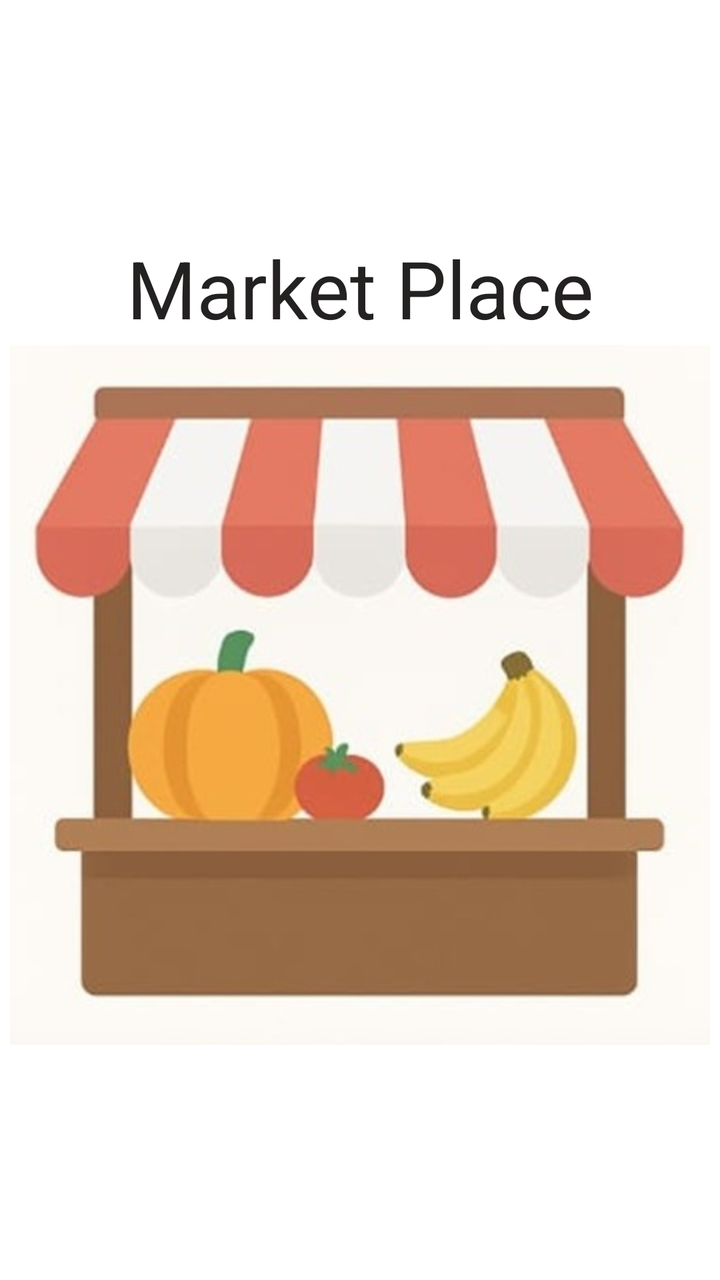
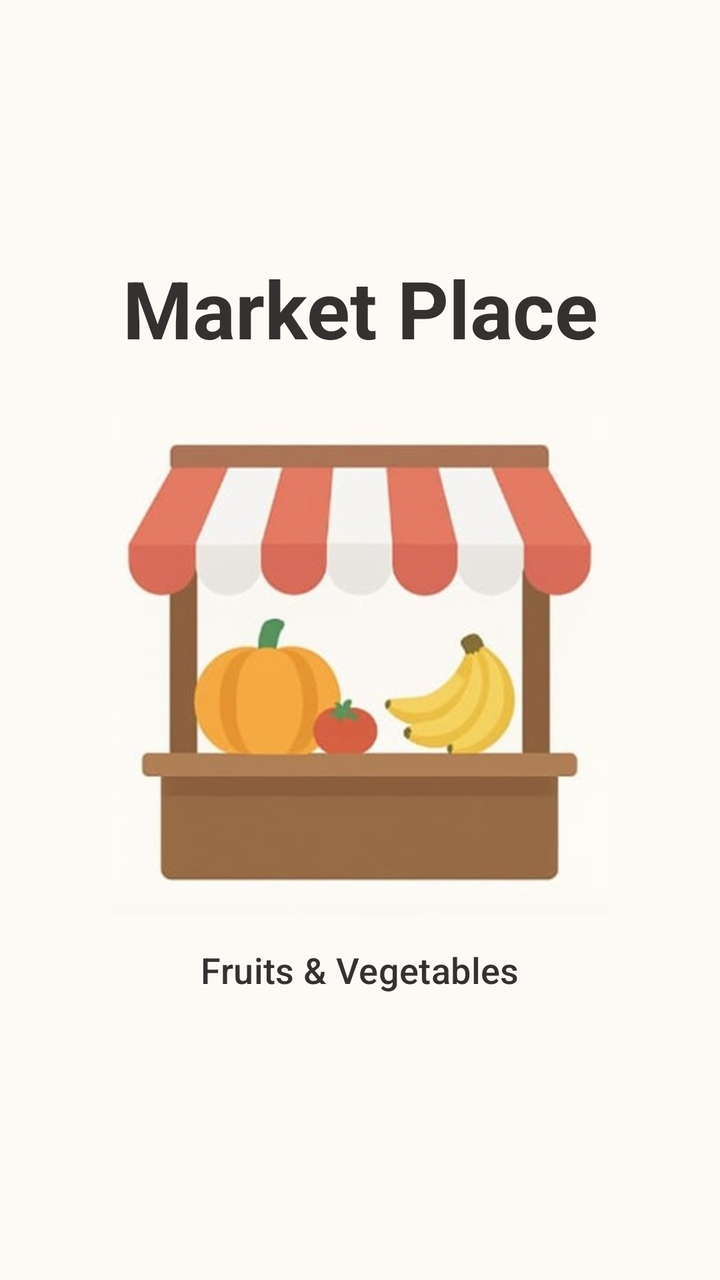

Screens rendered from an Android XML layout before and after an edit, with the pre-edit source and the edit as a unified diff.
<!-- AndroidManifest.xml: application theme Theme.Sakha -->
<!-- res/layout/activity_market.xml -->
<?xml version="1.0" encoding="utf-8"?>
<LinearLayout xmlns:android="http://schemas.android.com/apk/res/android"
    xmlns:app="http://schemas.android.com/apk/res-auto"
    android:layout_width="match_parent"
    android:layout_height="match_parent"
    android:orientation="vertical"
    android:background="@color/white"
    android:gravity="center"
    android:id="@+id/market">

    <TextView
        android:layout_width="match_parent"
        android:layout_height="55dp"
        android:text="@string/market_place"
        android:textAlignment="center"
        android:textSize="40sp"
        android:textColor="@color/gray"/>

    <ImageView
        android:layout_width="350dp"
        android:layout_height="350dp"
        android:contentDescription="@string/market_place"
        android:src="@drawable/market_pfp"/>

</LinearLayout>
<!-- resources referenced by this layout -->
<resources>
  <color name="gray">#242121</color>
  <color name="white">#FFFFFFFF</color>
  <!-- drawable market_pfp: jpeg bitmap (drawable, 22528 bytes) -->
  <string name="market_place">Market Place</string>
  <style name="Theme.Sakha" parent="Base.Theme.Sakha" />
  <style name="Base.Theme.Sakha" parent="Theme.Material3.DayNight.NoActionBar">
          
          
      </style>
</resources>

<!-- the commit's change to res/layout/activity_market.xml (unified diff, before → after) -->
@@ -4,7 +4,7 @@
     android:layout_width="match_parent"
     android:layout_height="match_parent"
     android:orientation="vertical"
-    android:background="@color/white"
+    android:background="@color/market_bg"
     android:gravity="center"
     android:id="@+id/market">
 
@@ -14,12 +14,20 @@
         android:text="@string/market_place"
         android:textAlignment="center"
         android:textSize="40sp"
-        android:textColor="@color/gray"/>
+        android:layout_marginBottom="25dp"
+        android:textColor="@color/gray"
+        android:textStyle="bold"/>
 
     <ImageView
-        android:layout_width="350dp"
-        android:layout_height="350dp"
+        android:layout_width="250dp"
+        android:layout_height="250dp"
         android:contentDescription="@string/market_place"
         android:src="@drawable/market_pfp"/>
 
+    <Button
+        android:id="@+id/fruits_and_vegetables"
+        android:text="@string/fruitandvegetables"
+        android:drawableLeft=""
+        style="@style/market_stylePresets"/>
+
 </LinearLayout>
<!-- resource entries referenced after the edit -->
@@ -1,10 +1,20 @@
 <!-- resources referenced by this layout -->
 <resources>
-  <color name="gray">#242121</color>
-  <color name="white">#FFFFFFFF</color>
+  <color name="gray">#353131</color>
+  <color name="market_bg">#FDFAF5</color>
   <!-- drawable market_pfp: jpeg bitmap (drawable, 22528 bytes) -->
+  <string name="fruitandvegetables">Fruits &amp; Vegetables</string>
   <string name="market_place">Market Place</string>
+  <style name="market_stylePresets">
+          <item name="android:layout_width">325dp</item>
+          <item name="android:layout_height">55dp</item>
+          <item name="android:background">@color/transparentBg</item>
+          <item name="android:textColor">@color/gray</item>
+          <item name="android:textSize">18sp</item>
+          <item name="android:elevation">10dp</item>
+      </style>
   <style name="Theme.Sakha" parent="Base.Theme.Sakha" />
+  <color name="transparentBg">#00000000</color>
   <style name="Base.Theme.Sakha" parent="Theme.Material3.DayNight.NoActionBar">
           
           
